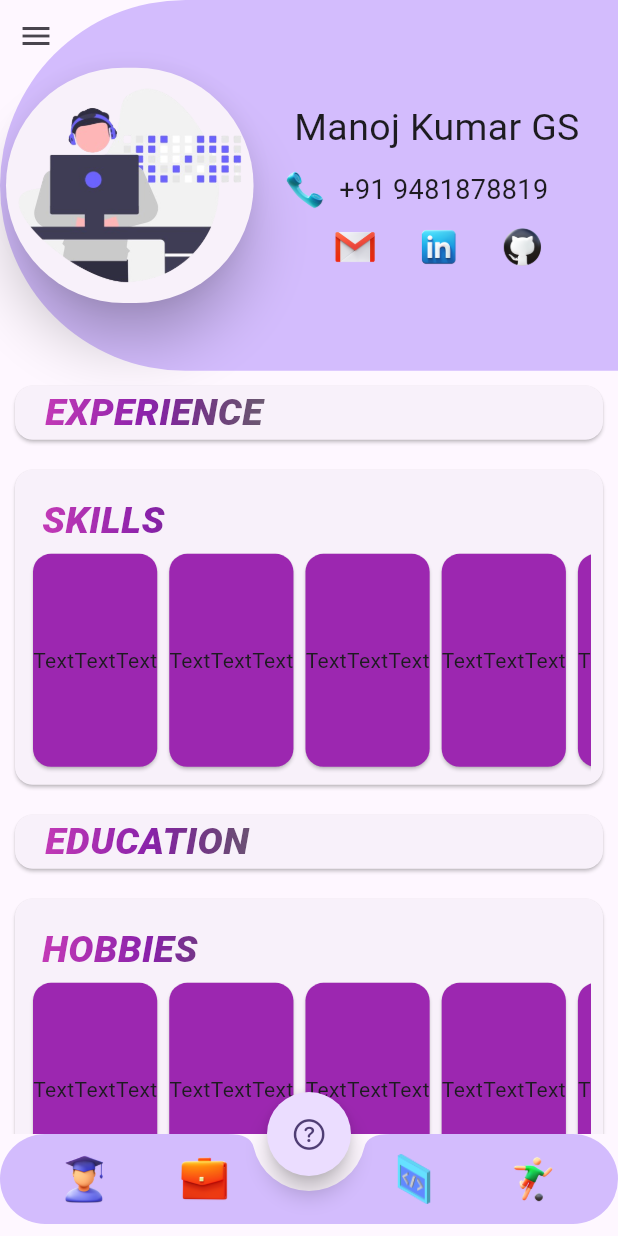
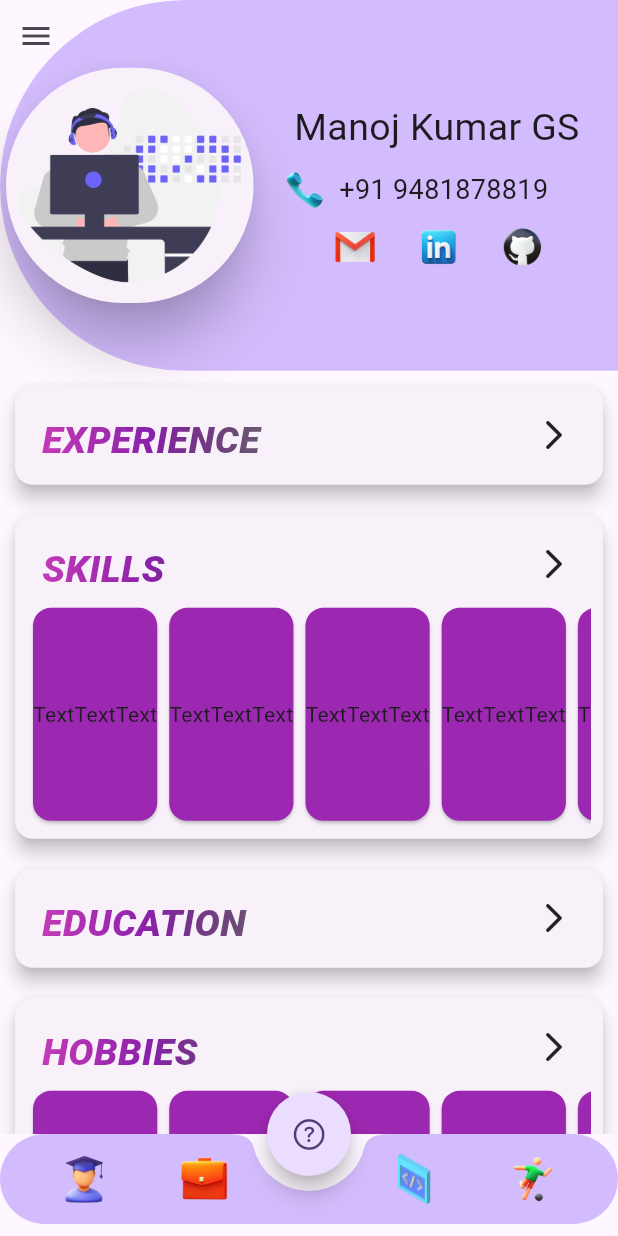
Before and after one commit to ManojKumar-GS/Portfolio, a Flutter app: the screen it shows after launch, on a phone screen of 412 x 824 dp. Run offline on Flutter 3.47's test engine with Material 3 defaults, Android fonts, the phone set to English and light mode, and no system bars.

Commit message:
elevation added to card

```diff
--- a/lib/screens/home_screen.dart
+++ b/lib/screens/home_screen.dart
@@ -142,160 +142,10 @@ class _MyHomePageState extends State<HomeScreen> {
                     ),
                   ),
                 ),
-                Card(
-                  margin: const EdgeInsets.all(10),
-                  child: Column(
-                    children: [
-                      Align(
-                        alignment: Alignment.centerLeft,
-                        child: Padding(
-                          padding: const EdgeInsets.only(left: 20),
-                          child: Text("EXPERIENCE",
-                              style: TextStyle(
-                                  fontSize: 25,
-                                  fontStyle: FontStyle.italic,
-                                  fontWeight: FontWeight.w900,
-                                  foreground: Paint()
-                                    ..shader = const LinearGradient(
-                                      colors: <Color>[
-                                        Color(0xffDA44bb),
-                                        Color(0xff8921aa),
-                                        Colors.black54
-                                      ],
-                                    ).createShader(const Rect.fromLTWH(
-                                        0.0, 0.0, 200.0, 70.0)))),
-                        ),
-                      ),
-                    ],
-                  ),
-                ),
-                Card(
-                  margin: const EdgeInsets.all(10),
-                  child: Padding(
-                    padding: const EdgeInsets.all(8.0),
-                    child: Column(
-                      children: [
-                        Align(
-                          alignment: Alignment.centerLeft,
-                          child: Padding(
-                            padding: const EdgeInsets.only(top: 8.0, left: 10),
-                            child: Text("SKILLS",
-                                style: TextStyle(
-                                    fontSize: 25,
-                                    fontStyle: FontStyle.italic,
-                                    fontWeight: FontWeight.w900,
-                                    foreground: Paint()
-                                      ..shader = const LinearGradient(
-                                        colors: <Color>[
-                                          Color(0xffDA44bb),
-                                          Color(0xff8921aa),
-                                          Colors.black54
-                                        ],
-                                      ).createShader(const Rect.fromLTWH(
-                                          0.0, 0.0, 200.0, 70.0)))),
-                          ),
-                        ),
-                        SizedBox(
-                          height: 150,
-                          child: ListView.builder(
-                            itemCount: 5,
-                            shrinkWrap: true,
-                            scrollDirection: Axis.horizontal,
-                            itemBuilder: (context, index) {
-                              return const Card(
-                                color: Colors.purple,
-                                child: Row(
-                                  children: [
-                                    Text("Text"),
-                                    Text("Text"),
-                                    Text("Text"),
-                                  ],
-                                ),
-                              );
-                            },
-                          ),
-                        )
-                      ],
-                    ),
-                  ),
-                ),
-                Card(
-                  margin: const EdgeInsets.all(10),
-                  child: Column(
-                    children: [
-                      Align(
-                        alignment: Alignment.centerLeft,
-                        child: Padding(
-                          padding: const EdgeInsets.only(left: 20),
-                          child: Text("EDUCATION",
-                              style: TextStyle(
-                                  fontSize: 25,
-                                  fontStyle: FontStyle.italic,
-                                  fontWeight: FontWeight.w900,
-                                  foreground: Paint()
-                                    ..shader = const LinearGradient(
-                                      colors: <Color>[
-                                        Color(0xffDA44bb),
-                                        Color(0xff8921aa),
-                                        Colors.black54
-                                      ],
-                                    ).createShader(const Rect.fromLTWH(
-                                        0.0, 0.0, 200.0, 70.0)))),
-                        ),
-                      ),
-                    ],
-                  ),
-                ),
-                Card(
-                  margin: const EdgeInsets.all(10),
-                  child: Padding(
-                    padding: const EdgeInsets.all(8.0),
-                    child: Column(
-                      children: [
-                        Align(
-                          alignment: Alignment.centerLeft,
-                          child: Padding(
-                            padding: const EdgeInsets.only(top: 8.0, left: 10),
-                            child: Text("HOBBIES",
-                                style: TextStyle(
-                                    fontSize: 25,
-                                    fontStyle: FontStyle.italic,
-                                    fontWeight: FontWeight.w900,
-                                    foreground: Paint()
-                                      ..shader = const LinearGradient(
-                                        colors: <Color>[
-                                          Color(0xffDA44bb),
-                                          Color(0xff8921aa),
-                                          Colors.black54
-                                        ],
-                                      ).createShader(const Rect.fromLTWH(
-                                          0.0, 0.0, 200.0, 70.0)))),
-                          ),
-                        ),
-                        SizedBox(
-                          height: 150,
-                          child: ListView.builder(
-                            itemCount: 5,
-                            shrinkWrap: true,
-                            scrollDirection: Axis.horizontal,
-                            itemBuilder: (context, index) {
-                              return const Card(
-                                color: Colors.purple,
-                                child: Row(
-                                  children: [
-                                    Text("Text"),
-                                    Text("Text"),
-                                    Text("Text"),
-                                  ],
-                                ),
-                              );
-                            },
-                          ),
-                        )
-                      ],
-                    ),
-                  ),
-                ),
+                commonWidget(name: "EXPERIENCE", isListRequired: false),
+                commonWidget(name: "SKILLS", isListRequired: true),
+                commonWidget(name: "EDUCATION", isListRequired: false),
+                commonWidget(name: "HOBBIES", isListRequired: true)
               ],
             ),
             Positioned(
@@ -431,6 +281,74 @@ class _MyHomePageState extends State<HomeScreen> {
     );
   }
 
+  Widget commonWidget({required String name, required bool isListRequired}) {
+    return Card(
+      margin: const EdgeInsets.all(10),
+      elevation: 5,
+      child: Padding(
+        padding: const EdgeInsets.all(8.0),
+        child: Column(
+          children: [
+            Row(
+              children: [
+                Padding(
+                  padding: const EdgeInsets.only(top: 8.0, left: 10),
+                  child: Text(name,
+                      style: TextStyle(
+                          fontSize: 25,
+                          fontStyle: FontStyle.italic,
+                          fontWeight: FontWeight.w900,
+                          foreground: Paint()
+                            ..shader = const LinearGradient(
+                              colors: <Color>[
+                                Color(0xffDA44bb),
+                                Color(0xff8921aa),
+                                Colors.black54
+                              ],
+                            ).createShader(
+                                const Rect.fromLTWH(0.0, 0.0, 200.0, 70.0)))),
+                ),
+                const Spacer(),
+                SizedBox(
+                  height: 50,
+                  width: 50,
+                  child: InkWell(
+                    borderRadius: BorderRadius.circular(100),
+                    onTap: () {},
+                    child: const Icon(Icons.arrow_forward_ios_rounded),
+                  ),
+                ),
+              ],
+            ),
+            Visibility(
+              visible: isListRequired,
+              child: SizedBox(
+                height: 150,
+                child: ListView.builder(
+                  itemCount: 5,
+                  shrinkWrap: true,
+                  scrollDirection: Axis.horizontal,
+                  itemBuilder: (context, index) {
+                    return const Card(
+                      color: Colors.purple,
+                      child: Row(
+                        children: [
+                          Text("Text"),
+                          Text("Text"),
+                          Text("Text"),
+                        ],
+                      ),
+                    );
+                  },
+                ),
+              ),
+            )
+          ],
+        ),
+      ),
+    );
+  }
+
   Widget imageIcons({required String name, required double size}) {
     return InkWell(
       child: Image.asset(
@@ -461,21 +379,4 @@ class _MyHomePageState extends State<HomeScreen> {
       },
     );
   }
-
-  Widget myWidget(BuildContext context) {
-    return MediaQuery.removePadding(
-      context: context,
-      removeTop: true,
-      removeBottom: true,
-      child: AnimatedList(
-          initialItemCount: 50,
-          itemBuilder:
-              (BuildContext context, int index, Animation<double> animation) {
-            return Card(
-              color: Colors.amber,
-              child: Center(child: Text('$index')),
-            );
-          }),
-    );
-  }
 }
--- a/lib/screens/more_info.dart
+++ b/lib/screens/more_info.dart
@@ -195,6 +195,7 @@ class _MoreInfoState extends State<MoreInfo> with TickerProviderStateMixin {
           mainAxisSize: MainAxisSize.min,
           children: [
             Card(
+              elevation: 5,
               margin: const EdgeInsets.all(10),
               borderOnForeground: true,
               child: ListTile(
```
